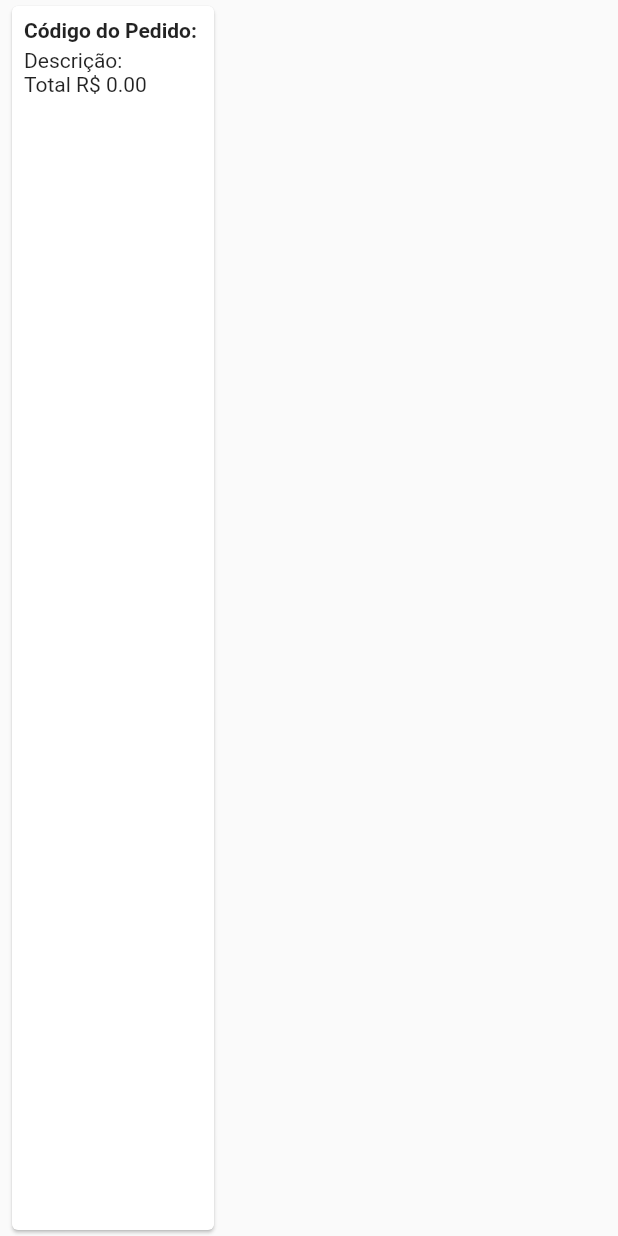
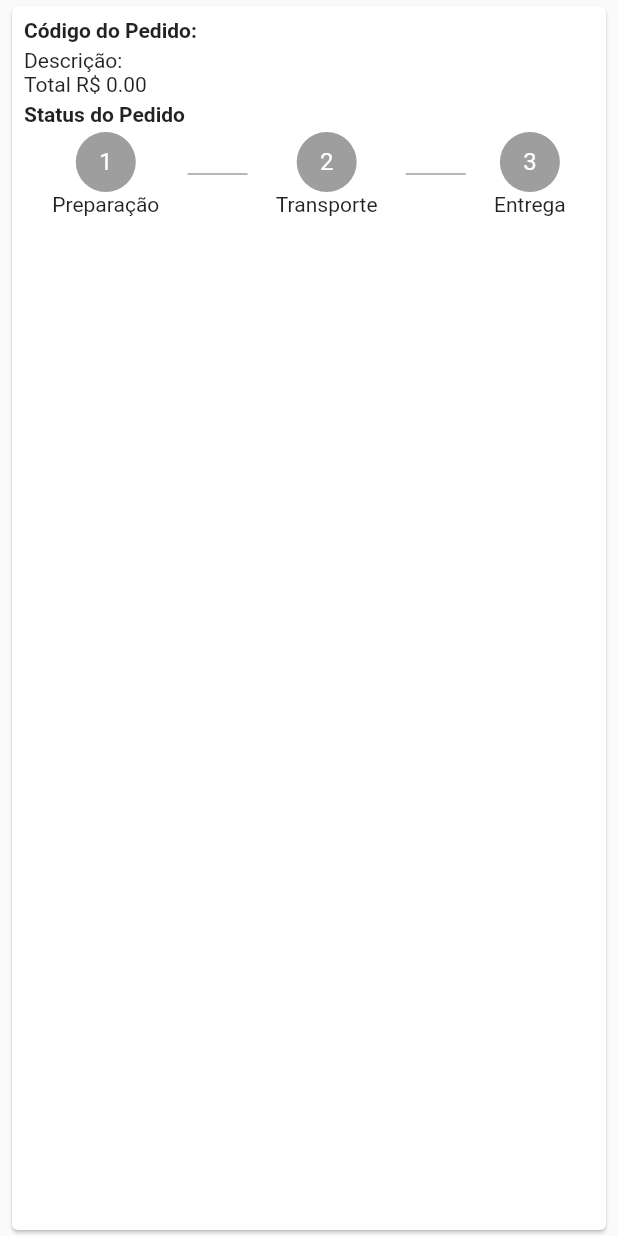
Before and after one commit to Greynowver/loja_teste_2.1, a Flutter app: the OrderTile widget shown alone on an empty page, opened directly with empty values, on a phone screen of 412 x 824 dp. Run offline on Flutter 3.47's test engine with Material 2 defaults, Android fonts, the phone set to English and light mode, and no system bars; our stand-ins replace carousel_pro, cloud_firestore, firebase_auth, transparent_image; accounts and stored records are empty.

Commit message:
Método acompanhar status do pedido

```diff
--- a/lib/tiles/order_tile.dart
+++ b/lib/tiles/order_tile.dart
@@ -23,6 +23,9 @@ class OrderTile extends StatelessWidget {
                   child: CircularProgressIndicator(),
               );
               else {
+
+                int status = snapshot.data["status"];
+
                 return Column(
                   crossAxisAlignment: CrossAxisAlignment.start,
                   children: <Widget>[
@@ -33,6 +36,30 @@ class OrderTile extends StatelessWidget {
                     SizedBox(height: 4.0,),
                     Text(
                       _buildProductsText(snapshot.data)
+                    ),
+                    SizedBox(height: 4.0,),
+                    Text(
+                      "Status do Pedido",
+                      style: TextStyle(fontWeight: FontWeight.bold),
+                    ),
+                    SizedBox(height: 4.0,),
+                    Row(
+                      mainAxisAlignment: MainAxisAlignment.spaceEvenly,
+                      children: <Widget>[
+                        _buildCircle("1", "Preparação", status, 1),
+                        Container(
+                          height: 1.0,
+                          width: 40.0,
+                          color: Colors.grey[500],
+                        ),
+                        _buildCircle("2", "Transporte", status, 2),
+                        Container(
+                          height: 1.0,
+                          width: 40.0,
+                          color: Colors.grey[500],
+                        ),
+                        _buildCircle("3", "Entrega", status, 3),
+                      ],
                     )
                   ],
                 );
@@ -52,4 +79,40 @@ class OrderTile extends StatelessWidget {
 
     return text;
   }
+
+  Widget _buildCircle(String title, String subtitle, int status, int thisStatus){
+
+    Color backColor;
+    Widget child;
+
+    if(status < thisStatus){
+      backColor = Colors.grey[500];
+      child = Text(title, style: TextStyle(color: Colors.white),);
+    } else if (status == thisStatus){
+        backColor = Colors.blue;
+        child = Stack(
+          alignment: Alignment.center,
+          children: <Widget>[
+            Text(title, style: TextStyle(color: Colors.white),),
+            CircularProgressIndicator(
+              valueColor: AlwaysStoppedAnimation<Color>(Colors.white),
+            )
+          ],
+        );
+    } else {
+      backColor = Colors.green;
+      child = Icon(Icons.check);
+    }
+
+    return Column(
+      children: <Widget>[
+        CircleAvatar(
+          radius: 20.0,
+          backgroundColor: backColor,
+          child: child,
+        ),
+        Text(subtitle)
+      ],
+    );
+  }
 }
```
